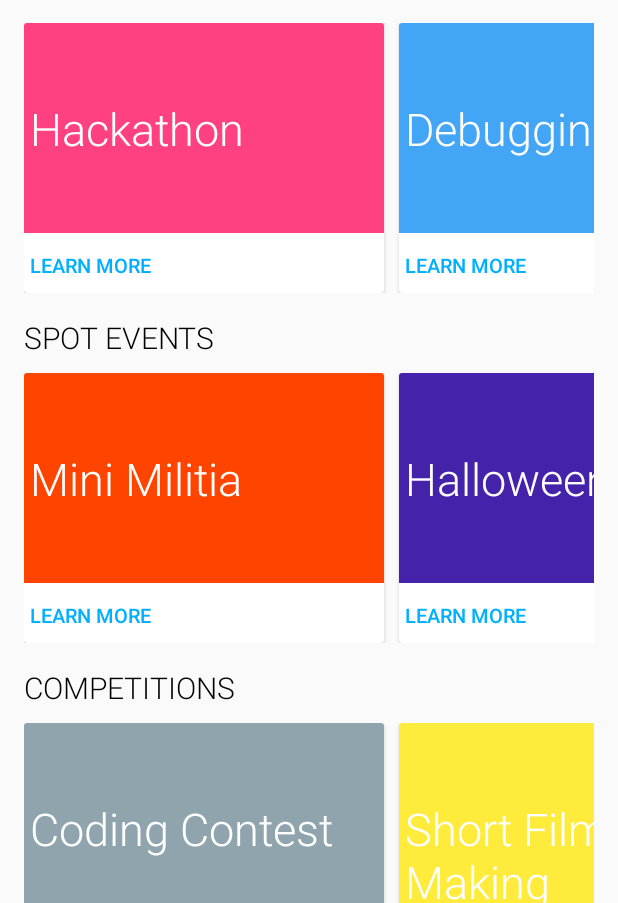
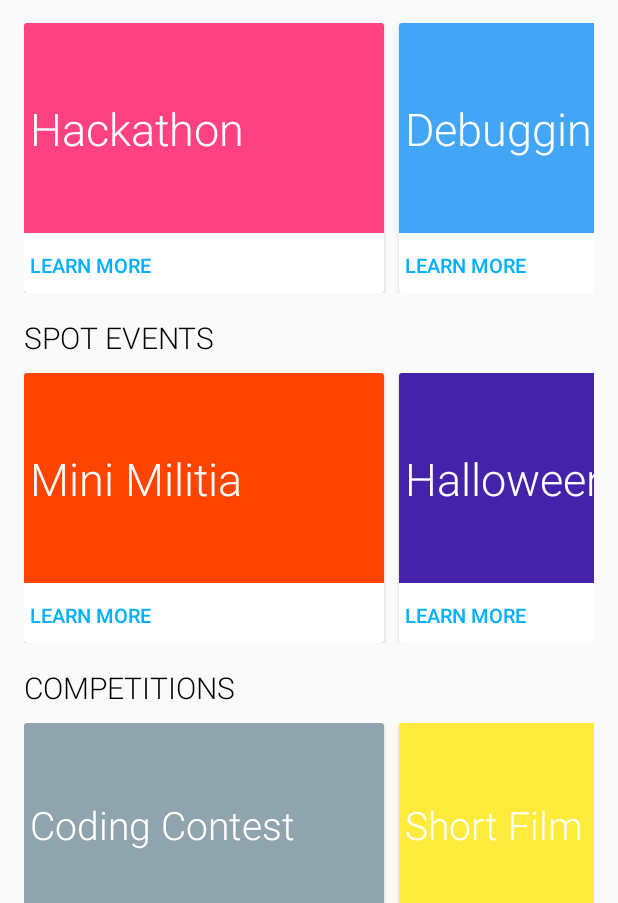
Before and after one commit to Sarathisme/Cursors2k17, an Android app: the screen it shows after launch (ScrollingActivity), on a phone screen of 412 x 824 dp, the part 333-1236 px from its top. Run offline under Robolectric (Android 15) with nearby library versions, the light colour scheme and no system bars.

Commit message:
Basic UI Completed: Got to add More Info

```diff
--- a/app/src/main/java/com/example/sarath/cursors2k17/Competition.java
+++ b/app/src/main/java/com/example/sarath/cursors2k17/Competition.java
@@ -17,6 +17,8 @@
             list.add(new Data("Coding Contest"));
             list.add(new Data("Short Film Making"));
             list.add(new Data("Technical Quiz"));
+            list.add(new Data("Photography Contest"));
+            list.add(new Data("Treasure Hunt"));
         DisplayAdapter adapter = new DisplayAdapter(this,list);
         ListView listView = (ListView)findViewById(R.id.list);
         listView.setAdapter(adapter);
--- a/app/src/main/java/com/example/sarath/cursors2k17/MainEvents.java
+++ b/app/src/main/java/com/example/sarath/cursors2k17/MainEvents.java
@@ -17,6 +17,9 @@
         list.add(new Data("Hackathon"));
         list.add(new Data("Debugging"));
         list.add(new Data("Coding"));
+        list.add(new Data("Paper Presentation"));
+        list.add(new Data("Poster Presentation"));
+        list.add(new Data("Ad Making"));
         DisplayAdapter adapter = new DisplayAdapter(this,list);
         ListView listView = (ListView)findViewById(R.id.list);
         listView.setAdapter(adapter);
--- a/app/src/main/java/com/example/sarath/cursors2k17/SpotEvents.java
+++ b/app/src/main/java/com/example/sarath/cursors2k17/SpotEvents.java
@@ -17,6 +17,10 @@
         list.add(new Data("Mini Militia"));
         list.add(new Data("Halloween"));
         list.add(new Data("Quiz"));
+        list.add(new Data("LAN Gaming"));
+        list.add(new Data("Anthakshari"));
+        list.add(new Data("Logo Designing"));
+        list.add(new Data("Dubsmash"));
         DisplayAdapter adapter = new DisplayAdapter(this,list);
         ListView listView = (ListView)findViewById(R.id.list);
         listView.setAdapter(adapter);
--- a/app/src/main/res/layout/content_scrolling.xml
+++ b/app/src/main/res/layout/content_scrolling.xml
@@ -365,7 +365,7 @@
                             android:layout_height="140dp"
                             android:paddingLeft="4dp"
                             android:paddingTop="50dp"
-                            android:textSize="30sp"
+                            android:textSize="26sp"
                             android:fontFamily="sans-serif-light"
                             android:text="Coding Contest"
                             android:textColor="#fff"
@@ -401,7 +401,7 @@
                             android:layout_height="140dp"
                             android:paddingLeft="4dp"
                             android:paddingTop="50dp"
-                            android:textSize="30sp"
+                            android:textSize="26sp"
                             android:fontFamily="sans-serif-light"
                             android:text="Short Film Making"
                             android:textColor="#fff"
@@ -437,7 +437,7 @@
                             android:layout_height="140dp"
                             android:paddingLeft="4dp"
                             android:paddingTop="50dp"
-                            android:textSize="30sp"
+                            android:textSize="26sp"
                             android:fontFamily="sans-serif-light"
                             android:text="Technical Quiz"
                             android:textColor="#fff"
@@ -499,7 +499,7 @@
                 android:layout_width="wrap_content"
                 android:layout_height="match_parent"
                 android:text="REGISTRATION"
-                android:textSize="16sp"
+                android:textSize="14sp"
                 android:paddingLeft="4dp"
                 android:textStyle="bold"
                 android:fontFamily="sans-serif-light"
```
